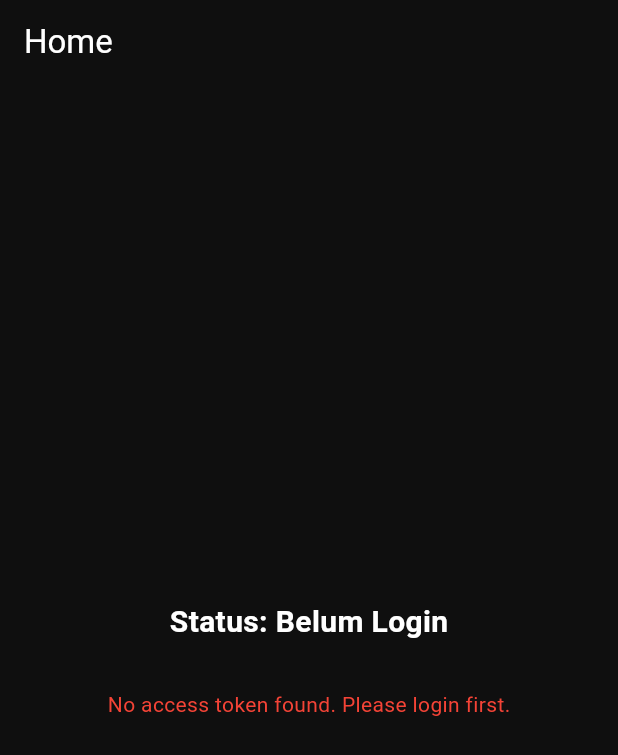
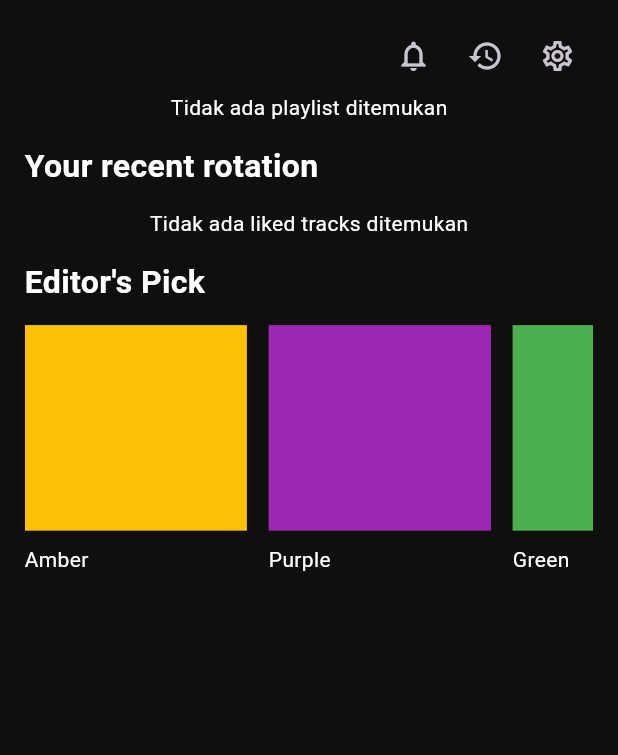
Before and after one commit to yunenBase/team-spotify, a Flutter app: the HomeScreen screen opened directly, on a phone screen of 412 x 824 dp. Shown: the top 755 px of the screen. Run offline on Flutter 3.47's test engine with Material 3 defaults, Android fonts, the phone set to English and light mode, and no system bars; our stand-ins replace flutter_dotenv, flutter_screenutil; missing offline and left inert: oauth2_client; accounts and stored records are empty.

Commit message:
add feature home and adjust text size

```diff
--- a/lib/providers/playlist_provider.dart
+++ b/lib/providers/playlist_provider.dart
@@ -111,4 +111,6 @@ class PlaylistProvider extends ChangeNotifier {
     _isLoading = false;
     notifyListeners();
   }
+
+  void fetchMore(BuildContext context) {}
 }
--- a/lib/views/home/home_screen.dart
+++ b/lib/views/home/home_screen.dart
@@ -1,47 +1,107 @@
 import 'package:flutter/material.dart';
-import 'package:provider/provider.dart';
-import 'package:sopotify/providers/auth_provider.dart';
+import 'package:flutter_screenutil/flutter_screenutil.dart';
+import 'package:sopotify/views/home/playlist_grid.dart';
+import 'package:sopotify/views/home/top_liked_track.dart';
+import 'package:sopotify/widgets/user_profile_view.dart'; // Untuk min
 
 class HomeScreen extends StatelessWidget {
-  const HomeScreen({super.key});
+  const HomeScreen({Key? key}) : super(key: key);
 
   @override
   Widget build(BuildContext context) {
-    final spotifyAuth = Provider.of<SpotifyAuthProvider>(context);
-
     return Scaffold(
-      appBar: AppBar(title: const Text("Home")),
-      body: Center(
-        child: Column(
-          mainAxisAlignment: MainAxisAlignment.center,
-          children: [
-            Text(
-              "Status: ${spotifyAuth.loginStatus}",
-              style: const TextStyle(fontSize: 20, fontWeight: FontWeight.bold),
+      body: SafeArea(
+        child: Container(
+          padding: EdgeInsets.symmetric(horizontal: 17.w, vertical: 15.h),
+          child: SingleChildScrollView(
+            child: Column(
+              crossAxisAlignment: CrossAxisAlignment.start,
+              children: [
+                Row(
+                  children: [
+                    ProfileAvatar(size: 17),
+                    Spacer(),
+                    IconButton(
+                      onPressed: () {},
+                      icon: Icon(Icons.notifications_outlined),
+                    ),
+                    IconButton(onPressed: () {}, icon: Icon(Icons.history)),
+                    IconButton(
+                      onPressed: () {},
+                      icon: Icon(Icons.settings_outlined),
+                    ),
+                  ],
+                ),
+                PlaylistGrid(),
+                Container(
+                  margin: EdgeInsets.symmetric(vertical: 15.h),
+                  child: Text(
+                    "Your recent rotation",
+                    style: TextStyle(
+                      fontSize: 24.sp,
+                      fontWeight: FontWeight.bold,
+                      color: Colors.white,
+                    ),
+                  ),
+                ),
+                TopLikedTracksView(),
+                Container(
+                  margin: EdgeInsets.symmetric(vertical: 15.h),
+                  child: Text(
+                    "Editor's Pick",
+                    style: TextStyle(
+                      fontSize: 24.sp,
+                      fontWeight: FontWeight.bold,
+                      color: Colors.white,
+                    ),
+                  ),
+                ),
+                SingleChildScrollView(
+                  scrollDirection: Axis.horizontal,
+                  child: Row(
+                    children: [
+                      EditorsPick(warna: Colors.amber, teks: "Amber",),
+                      EditorsPick(warna: Colors.purple, teks: "Purple",),
+                      EditorsPick(warna: Colors.green, teks: "Green",),
+                      EditorsPick(warna: Colors.cyan, teks: "Cyan",),
+                    ],
+                  ),
+                ),
+              ],
             ),
-            const SizedBox(height: 10),
-            if (spotifyAuth.username.isNotEmpty)
-              Text(
-                "Username: ${spotifyAuth.username}",
-                style: const TextStyle(fontSize: 16),
-              ),
-            const SizedBox(height: 20),
-            if (spotifyAuth.accessToken.isNotEmpty)
-              Padding(
-                padding: const EdgeInsets.symmetric(horizontal: 16.0),
-                child: Text(
-                  "Access Token:\n${spotifyAuth.accessToken}",
-                  textAlign: TextAlign.center,
-                ),
-              )
-            else
-              const Text(
-                "No access token found. Please login first.",
-                style: TextStyle(color: Colors.red),
-              ),
-          ],
+          ),
         ),
       ),
     );
   }
 }
+
+class EditorsPick extends StatelessWidget {
+  final Color warna;
+  final String teks;
+
+  const EditorsPick({
+    required this.warna,
+    required this.teks,
+    super.key,
+  });
+
+  @override
+  Widget build(BuildContext context) {
+    return Container(
+      margin: EdgeInsets.only(right: 15.w),
+      child: Column(
+        crossAxisAlignment: CrossAxisAlignment.start,
+        children: [
+          Container(
+            margin: EdgeInsets.only(bottom: 10.h),
+            color: warna,
+            width: 154.w,
+            height: 154.h,
+          ),
+          Text(teks)
+        ],
+      ),
+    );
+  }
+}
--- /dev/null
+++ b/lib/views/home/playlist_grid.dart
@@ -0,0 +1,91 @@
+import 'package:flutter/material.dart';
+import 'package:flutter_screenutil/flutter_screenutil.dart';
+import 'package:provider/provider.dart';
+import 'package:sopotify/providers/playlist_provider.dart';
+import 'dart:math'; // Untuk min
+
+class PlaylistGrid extends StatelessWidget {
+  const PlaylistGrid({Key? key}) : super(key: key);
+
+  @override
+  Widget build(BuildContext context) {
+    return Consumer<PlaylistProvider>(
+      builder: (context, playlistProvider, child) {
+        if (playlistProvider.isLoading && playlistProvider.playlists.isEmpty) {
+          return const Center(child: CircularProgressIndicator());
+        }
+        if (playlistProvider.errorMessage.isNotEmpty) {
+          return Center(child: Text(playlistProvider.errorMessage));
+        }
+        if (playlistProvider.playlists.isEmpty) {
+          return const Center(child: Text('Tidak ada playlist ditemukan'));
+        }
+
+        return Container(
+          padding: EdgeInsets.symmetric(vertical: 15.h),
+          child: GridView.builder(
+            shrinkWrap: true,
+            gridDelegate: SliverGridDelegateWithFixedCrossAxisCount(
+              crossAxisCount: 2,
+              childAspectRatio: 2.8,
+              mainAxisSpacing: 8.h,
+              crossAxisSpacing: 8.w,
+            ),
+            itemCount: min(6, playlistProvider.playlists.length), // Batasi ke 6 teratas
+            itemBuilder: (context, index) {
+              final playlist = playlistProvider.playlists[index];
+              return GestureDetector(
+                onTap: () {
+                  // Tambahkan navigasi atau aksi saat playlist diklik
+                  ScaffoldMessenger.of(context).showSnackBar(
+                    SnackBar(content: Text('Selected: ${playlist.name}')),
+                  );
+                },
+                child: Container(
+                  decoration: BoxDecoration(
+                    borderRadius: BorderRadius.circular(8.r),
+                    color: Theme.of(context).colorScheme.surface,
+                  ),
+                  child: ListTile(
+                    contentPadding: EdgeInsets.symmetric(horizontal: 8.w, vertical: 4.h),
+                    leading: ClipRRect(
+                      borderRadius: BorderRadius.circular(4.r),
+                      child: playlist.imageUrl != null
+                          ? Image.network(
+                              playlist.imageUrl!,
+                              width: 50.w,
+                              height: 50.h,
+                              fit: BoxFit.cover,
+                              errorBuilder: (context, error, stackTrace) => Container(
+                                width: 50.w,
+                                height: 50.h,
+                                color: Theme.of(context).colorScheme.surfaceVariant,
+                                child: const Icon(Icons.music_note, size: 24),
+                              ),
+                            )
+                          : Container(
+                              width: 50.w,
+                              height: 50.h,
+                              color: Theme.of(context).colorScheme.surfaceVariant,
+                              child: const Icon(Icons.music_note, size: 24),
+                            ),
+                    ),
+                    title: Text(
+                      playlist.name,
+                      style: TextStyle(
+                        fontSize: 14.sp,
+                        fontWeight: FontWeight.bold,
+                      ),
+                      maxLines: 2,
+                      overflow: TextOverflow.ellipsis,
+                    ),
+                  ),
+                ),
+              );
+            },
+          ),
+        );
+      },
+    );
+  }
+}
--- a/lib/views/library/playlist_view.dart
+++ b/lib/views/library/playlist_view.dart
@@ -57,9 +57,12 @@ class PlaylistView extends StatelessWidget {
                             const Icon(Icons.music_note),
                       )
                     : const Icon(Icons.music_note),
-                title: Text(playlist.name),
+                title: Text(playlist.name, style: TextStyle(fontSize: 17.sp, fontWeight: FontWeight.bold)),
                 subtitle: Text(
-                  '${playlist.ownerName} • ${playlist.totalTracks} tracks',
+                  '${playlist.ownerName} • ${playlist.totalTracks} tracks', style: TextStyle(
+                  fontSize: 14.sp,
+                  color: Theme.of(context).colorScheme.onSurfaceVariant,
+                ),
                 ),
                 onTap: () {},
               ),
--- a/pubspec.yaml
+++ b/pubspec.yaml
@@ -40,6 +40,7 @@ dependencies:
   provider: ^6.1.5+1
   flutter_dotenv: ^6.0.0
   flutter_screenutil: ^5.9.3
+  cached_network_image: ^3.4.1
 
 dev_dependencies:
   flutter_test:
```
Also changed, not shown: lib/views/home/top_liked_track.dart (added, +113 -0 lines), lib/views/liked_track/liked_track_view.dart (+37 -9 lines), lib/views/search/search_view.dart (+59 -20 lines), lib/widgets/liked_songs_card.dart (+5 -2 lines), pubspec.lock, 1 other file.
